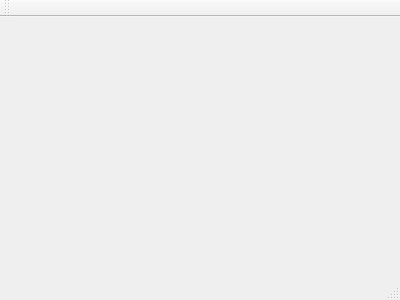
Qt form mainwindow.ui (duule/LMS) before a commit.
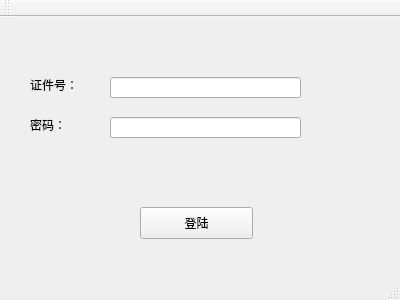
The same form after that commit.

Diff of the .ui file:
```diff
--- a/mainwindow.ui
+++ b/mainwindow.ui
@@ -12,13 +12,94 @@
   <property name="windowTitle" >
    <string>MainWindow</string>
   </property>
-  <widget class="QMenuBar" name="menuBar" />
-  <widget class="QToolBar" name="mainToolBar" />
-  <widget class="QWidget" name="centralWidget" />
-  <widget class="QStatusBar" name="statusBar" />
+  <widget class="QWidget" name="centralWidget">
+   <widget class="QPushButton" name="btn_login">
+    <property name="geometry">
+     <rect>
+      <x>140</x>
+      <y>190</y>
+      <width>113</width>
+      <height>32</height>
+     </rect>
+    </property>
+    <property name="text">
+     <string>登陆</string>
+    </property>
+   </widget>
+   <widget class="QLineEdit" name="tf_id">
+    <property name="geometry">
+     <rect>
+      <x>110</x>
+      <y>60</y>
+      <width>191</width>
+      <height>21</height>
+     </rect>
+    </property>
+   </widget>
+   <widget class="QLineEdit" name="tf_password">
+    <property name="geometry">
+     <rect>
+      <x>110</x>
+      <y>100</y>
+      <width>191</width>
+      <height>21</height>
+     </rect>
+    </property>
+    <property name="maxLength">
+     <number>18</number>
+    </property>
+    <property name="echoMode">
+     <enum>QLineEdit::Password</enum>
+    </property>
+   </widget>
+   <widget class="QLabel" name="label">
+    <property name="geometry">
+     <rect>
+      <x>30</x>
+      <y>60</y>
+      <width>59</width>
+      <height>16</height>
+     </rect>
+    </property>
+    <property name="text">
+     <string>证件号：</string>
+    </property>
+   </widget>
+   <widget class="QLabel" name="label_2">
+    <property name="geometry">
+     <rect>
+      <x>30</x>
+      <y>100</y>
+      <width>59</width>
+      <height>16</height>
+     </rect>
+    </property>
+    <property name="text">
+     <string>密码：</string>
+    </property>
+   </widget>
+  </widget>
+  <widget class="QMenuBar" name="menuBar">
+   <property name="geometry">
+    <rect>
+     <x>0</x>
+     <y>0</y>
+     <width>400</width>
+     <height>22</height>
+    </rect>
+   </property>
+  </widget>
+  <widget class="QToolBar" name="mainToolBar">
+   <attribute name="toolBarArea">
+    <enum>TopToolBarArea</enum>
+   </attribute>
+   <attribute name="toolBarBreak">
+    <bool>false</bool>
+   </attribute>
+  </widget>
+  <widget class="QStatusBar" name="statusBar"/>
  </widget>
- <layoutDefault spacing="6" margin="11" />
- <pixmapfunction></pixmapfunction>
+ <layoutdefault spacing="6" margin="11"/>
  <resources/>
  <connections/>
 </ui>
```
Left out of the diff: 7 changed lines with no effect on the pictures.
